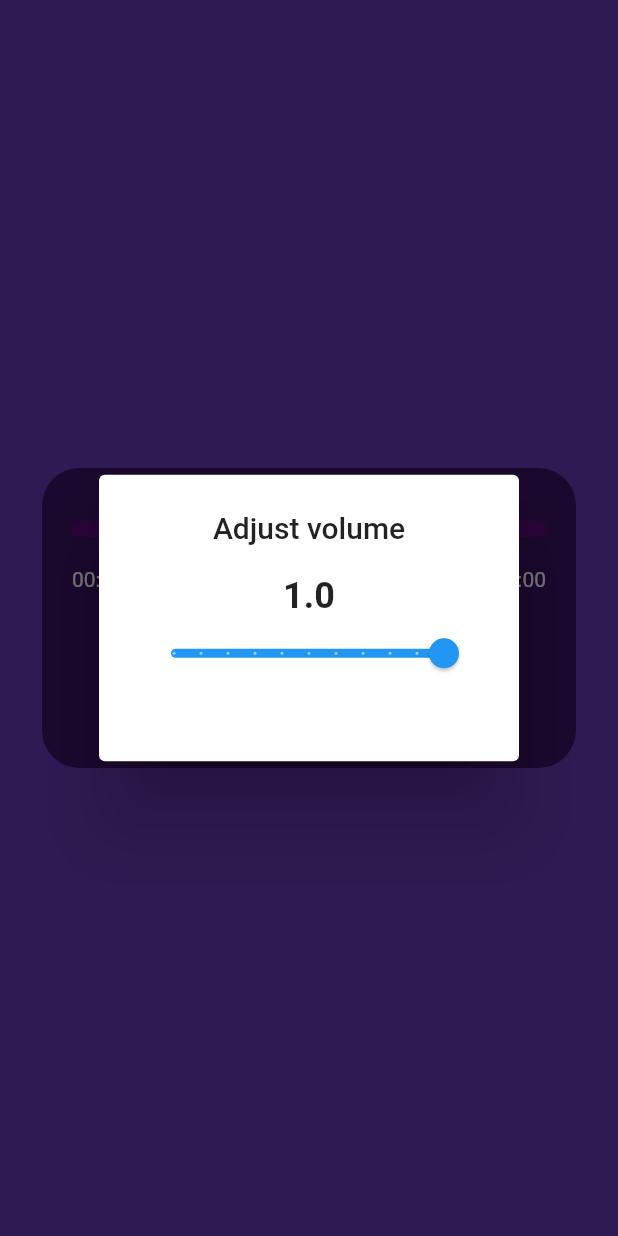
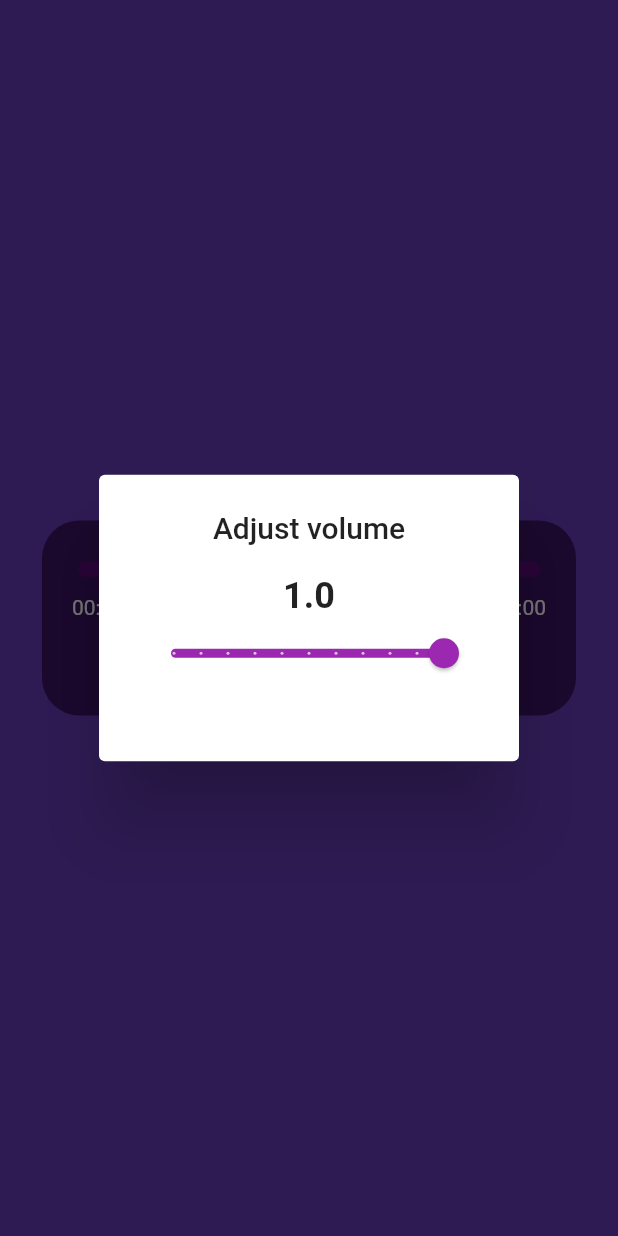
Before and after one commit to rabaun/flutter_music_player, a Flutter app: the screen it shows after launch, after a tap on the "volume up" icon, on a phone screen of 412 x 824 dp. Run offline on Flutter 3.47's test engine with Material 2 defaults, Android fonts, the light colour scheme and no system bars; our stand-ins replace just_audio, rxdart; missing offline and left inert: audio_session; Roboto replaces fonts that are missing (Fixed).

Commit message:
added expanded and reduced container

```diff
--- a/lib/audio_player.dart
+++ b/lib/audio_player.dart
@@ -4,8 +4,6 @@ import 'package:audio_session/audio_session.dart';
 import 'package:flutter/material.dart';
 import 'package:just_audio/just_audio.dart';
 import 'package:rxdart/rxdart.dart';
-
-import 'around.dart';
 
 class AudioPlayerJust extends StatefulWidget {
   const AudioPlayerJust({
@@ -87,39 +85,41 @@ class _AudioPlayerJustState extends State<AudioPlayerJust> {
               padding: const EdgeInsets.all(28.0),
               child: Center(
                 child: Container(
-                  height: 200,
+                  height: 130,
                   width: 400,
                   decoration: BoxDecoration(
                     color: widget.backgroundColor,
                     borderRadius: BorderRadius.circular(25.0),
                   ),
-                  child: SafeArea(
                   child: Column(
-                      crossAxisAlignment: CrossAxisAlignment.center,
-                      mainAxisAlignment: MainAxisAlignment.center,
                     children: [
                       // Display seek bar. Using StreamBuilder, this widget rebuilds
                       // each time the position, buffered position or duration changes.
-                        StreamBuilder<PositionData>(
+                      Expanded(
+                        flex: 1,
+                        child: StreamBuilder<PositionData>(
                           stream: _positionDataStream,
                           builder: (context, snapshot) {
                             final positionData = snapshot.data;
-                            return SeekBar(
+                            return (positionData != null)
+                                ? SeekBar(
                                     player: _player,
-                              duration: positionData?.duration ?? Duration.zero,
-                              position: positionData?.position ?? Duration.zero,
+                                    duration: positionData.duration,
+                                    position: (positionData.position <=
+                                            const Duration(seconds: 1))
+                                        ? const Duration(seconds: 1)
+                                        : positionData.position,
                                     bufferedPosition:
-                                  positionData?.bufferedPosition ??
-                                      Duration.zero,
+                                        positionData.bufferedPosition,
                                     onChangeEnd: _player.seek,
-                            );
+                                  )
+                                : Container();
                           },
                         ),
+                      ),
                       // Display play/pause button and volume/speed sliders.
-
-                        ControlButtons(_player),
+                      Expanded(flex: 1, child: ControlButtons(_player)),
                     ],
-                    ),
                   ),
                 ),
               ),
@@ -145,12 +145,6 @@ class ControlButtons extends StatelessWidget {
             Icons.volume_up,
             color: Colors.white,
           ),
-          // SvgPicture.asset(
-          //   colorFilter: const ColorFilter.mode(Colors.white, BlendMode.srcIn),
-          //   'images/volume.svg',
-          //   width: 30,
-          //   height: 31,
-          // ),
           onPressed: () {
             showSliderDialog(
               context: context,
@@ -158,6 +152,8 @@ class ControlButtons extends StatelessWidget {
               divisions: 10,
               min: 0.0,
               max: 1.0,
+              activeColor: Colors.purple,
+              inactiveColor: Colors.purple.shade100,
               value: player.volume,
               stream: player.volumeStream,
               onChanged: player.setVolume,
@@ -184,9 +180,7 @@ class ControlButtons extends StatelessWidget {
                 child: const CircularProgressIndicator(),
               );
             } else if (playing != true) {
-              return Padding(
-                padding: const EdgeInsets.all(18.0),
-                child: Container(
+              return Container(
                 decoration: BoxDecoration(
                   shape: BoxShape.circle,
                   border: Border.all(
@@ -195,24 +189,16 @@ class ControlButtons extends StatelessWidget {
                   ),
                 ),
                 child: IconButton(
-                    iconSize: 45,
+                  iconSize: 35,
                   icon: const Icon(
                     Icons.play_arrow,
                     color: Colors.white,
                   ),
-                    // SvgPicture.asset(
-                    //   colorFilter: const ColorFilter.mode(Colors.white, BlendMode.srcIn),
-                    //   height: 77,
-                    //   'images/play.svg',
-                    // ),
                   onPressed: player.play,
-                  ),
                 ),
               );
             } else if (processingState != ProcessingState.completed) {
-              return Padding(
-                padding: const EdgeInsets.all(18.0),
-                child: Container(
+              return Container(
                 decoration: BoxDecoration(
                   shape: BoxShape.circle,
                   border: Border.all(
@@ -220,25 +206,17 @@ class ControlButtons extends StatelessWidget {
                     width: 2,
                   ),
                 ),
-                  child:  IconButton(
-                    iconSize: 45,
+                child: IconButton(
+                  iconSize: 35,
                   icon: const Icon(
                     Icons.pause,
                     color: Colors.white,
                   ),
-                    // SvgPicture.asset(
-                    //   colorFilter: const ColorFilter.mode(Colors.white, BlendMode.srcIn),
-                    //   height: 77,
-                    //   'images/stop.svg',
-                    // ),
                   onPressed: player.pause,
-                  ),
                 ),
               );
             } else {
-              Padding(
-                padding: const EdgeInsets.all(18.0),
-                child: Container(
+              Container(
                 decoration: BoxDecoration(
                   shape: BoxShape.circle,
                   border: Border.all(
@@ -246,31 +224,21 @@ class ControlButtons extends StatelessWidget {
                     width: 2,
                   ),
                 ),
-                  child:  IconButton(
-                    iconSize: 45,
+                child: IconButton(
+                  iconSize: 35,
                   icon: const Icon(
                     Icons.pause,
                     color: Colors.white,
                   ),
-                    // SvgPicture.asset(
-                    //   colorFilter: const ColorFilter.mode(Colors.white, BlendMode.srcIn),
-                    //   height: 77,
-                    //   'images/stop.svg',
-                    // ),
                   onPressed: player.pause,
-                  ),
                 ),
               );
               return IconButton(
-                iconSize: 45,
+                iconSize: 35,
                 icon: const Icon(
                   Icons.replay,
                   color: Colors.white,
                 ),
-                // SvgPicture.asset(
-                //   height: 77,
-                //   'images/replay.svg',
-                // ),
                 onPressed: () => player.seek(Duration.zero),
               );
             }
@@ -291,6 +259,8 @@ class ControlButtons extends StatelessWidget {
                 divisions: 10,
                 min: 0.5,
                 max: 1.5,
+                activeColor: Colors.purple,
+                inactiveColor: Colors.purple.shade100,
                 value: player.speed,
                 stream: player.speedStream,
                 onChanged: player.setSpeed,
@@ -354,35 +324,6 @@ class SeekBarState extends State<SeekBar> {
         SliderTheme(
           data: _sliderThemeData.copyWith(
             thumbShape: SliderComponentShape.noThumb,
-            activeTrackColor: Colors.transparent,
-          ),
-          child: ExcludeSemantics(
-            child: Slider(
-              min: 0.0,
-              max: widget.duration.inMilliseconds.toDouble(),
-              value: min(widget.bufferedPosition.inMilliseconds.toDouble(),
-                  widget.duration.inMilliseconds.toDouble()),
-              onChanged: (value) {
-                setState(() {
-                  _dragValue = value;
-                });
-                if (widget.onChanged != null) {
-                  widget.onChanged!(Duration(milliseconds: value.round()));
-                }
-              },
-              onChangeEnd: (value) {
-                if (widget.onChangeEnd != null) {
-                  widget.onChangeEnd!(Duration(milliseconds: value.round()));
-                }
-                _dragValue = null;
-              },
-            ),
-          ),
-        ),
-        SliderTheme(
-          data: _sliderThemeData.copyWith(
-            trackShape: const RoundSliderTrackShape (),
-            thumbShape: SliderComponentShape.noThumb,
             activeTrackColor: const Color(0xffEB5757),
             inactiveTrackColor: const Color(0xff590677),
           ),
@@ -438,6 +379,8 @@ void showSliderDialog({
   required int divisions,
   required double min,
   required double max,
+  required Color inactiveColor,
+  required Color activeColor,
   String valueSuffix = '',
   // TODO: Replace these two by ValueStream.
   required double value,
@@ -463,6 +406,8 @@ void showSliderDialog({
                 divisions: divisions,
                 min: min,
                 max: max,
+                inactiveColor: inactiveColor,
+                activeColor: activeColor,
                 value: snapshot.data ?? value,
                 onChanged: onChanged,
               ),
--- a/lib/main.dart
+++ b/lib/main.dart
@@ -22,18 +22,19 @@ class MyApp extends StatelessWidget {
 }
 
 class MyHomePage extends StatefulWidget {
-  const MyHomePage({super.key,});
+  const MyHomePage({
+    super.key,
+  });
 
   @override
   State<MyHomePage> createState() => _MyHomePageState();
 }
 
 class _MyHomePageState extends State<MyHomePage> {
-
   @override
   Widget build(BuildContext context) {
     return const Scaffold(
-      body:AudioPlayerJust(backgroundColor: Color(0xff3B1265)), // This trailing comma makes auto-formatting nicer for build methods.
+      body: AudioPlayerJust(backgroundColor: Color(0xff3B1265), autoplay: true), // This trailing comma makes auto-formatting nicer for build methods.
     );
   }
 }
```
Also changed, not shown: pubspec.lock. Lines whose indentation alone changed are shown as unchanged.
